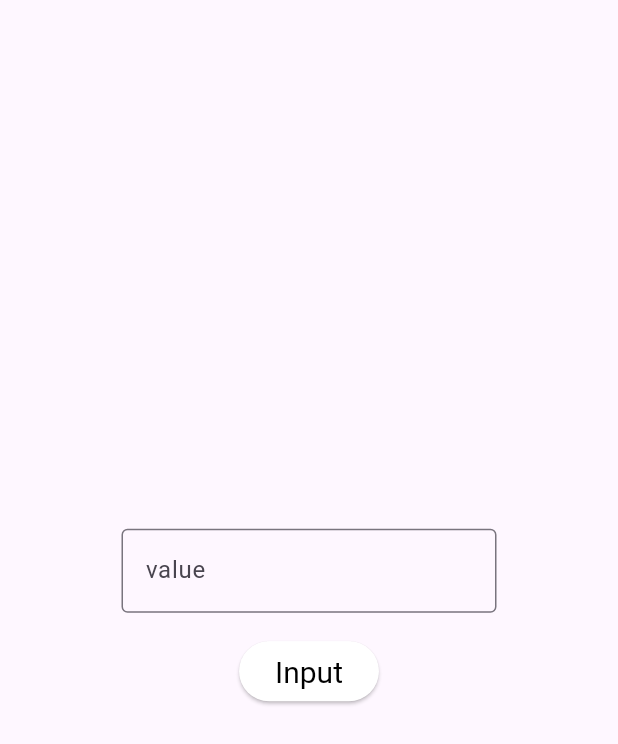
After one commit to Viriyadhi/KedaiPohon, a Flutter app: the TestingPage screen opened directly, after a tap on "Input", on a phone screen of 412 x 824 dp. The commit adds this screen. Shown: the top 744 px of the screen. Run offline on Flutter 3.47's test engine with Material 3 defaults, Android fonts, the phone set to English and light mode, and no system bars; missing offline and left inert: excel.

Commit message:
feat[RR]: Connect Excel

```diff
--- /dev/null
+++ b/lib/pages/testing_page.dart
@@ -0,0 +1,71 @@
+import 'package:excel/excel.dart';
+import 'package:flutter/material.dart';
+import 'package:flutter/services.dart' show ByteData, rootBundle;
+
+class TestingPage extends StatefulWidget {
+  const TestingPage({super.key});
+
+  @override
+  State<TestingPage> createState() => _TestingPageState();
+}
+
+class _TestingPageState extends State<TestingPage> {
+  late TextEditingController _testingController;
+
+
+
+  @override
+  void initState() {
+    _testingController = TextEditingController();
+    super.initState();
+  }
+
+  @override
+  void dispose() {
+    _testingController.dispose();
+    super.dispose();
+  }
+
+
+  Future<void> updateExcel(String tulis) async{
+    ByteData data = await rootBundle.load('assets/images/logistics.xlsx');
+    var bytes = data.buffer.asUint8List(data.offsetInBytes, data.lengthInBytes);
+    var excel = Excel.decodeBytes(bytes);
+
+    Sheet sheetObject = excel['logistics'];
+
+    var cell = sheetObject.cell(CellIndex.indexByString('A1'));
+    cell.value = TextCellValue(tulis);
+  }
+
+  @override
+  Widget build(BuildContext context) {
+    return Scaffold(
+      body: Center(
+        child: SizedBox(
+          width: 250,
+          child: Column(
+            mainAxisAlignment: MainAxisAlignment.center,
+            children: [
+              TextField(
+                controller: _testingController,
+                decoration: const InputDecoration(
+                  border: OutlineInputBorder(),
+                  labelText: 'value',
+                ),
+              ),
+              const SizedBox(height: 15,),
+              ElevatedButton(
+                style: ElevatedButton.styleFrom(
+                  foregroundColor: Colors.black, backgroundColor: Colors.white, textStyle: const TextStyle(fontSize: 20), // Text color
+                ),
+                onPressed: () {updateExcel(_testingController.value.toString());},
+                child: const Text('Input'),
+              ),
+            ],
+          ),
+        ),
+      ),
+    );
+  }
+}
--- a/pubspec.yaml
+++ b/pubspec.yaml
@@ -35,6 +35,7 @@ dependencies:
   # The following adds the Cupertino Icons font to your application.
   # Use with the CupertinoIcons class for iOS style icons.
   cupertino_icons: ^1.0.2
+  excel: ^4.0.3
 
 dev_dependencies:
   flutter_test:
@@ -55,6 +56,7 @@ flutter:
   assets:
     - assets/
     - assets/images/kedai_pohon.png
+    - assets/images/logistics.xlsx
 
   # The following line ensures that the Material Icons font is
   # included with your application, so that you can use the icons in
```
Also changed, not shown: lib/models/excel_controller.dart (added, +13 -0 lines), lib/pages/login_page.dart (+4 -3 lines), pubspec.lock, 1 other file.
